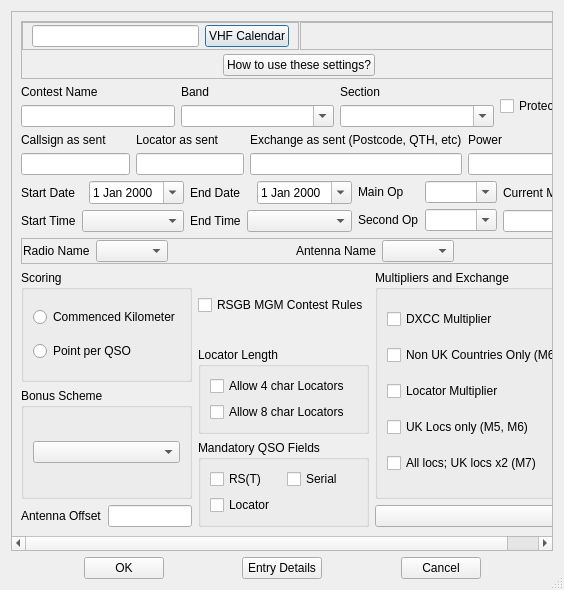
Above: mqt/MqtLogger/contestdetails.ui from Rsclub22/Minos2-Mirror before the change. Below: the same form after it.
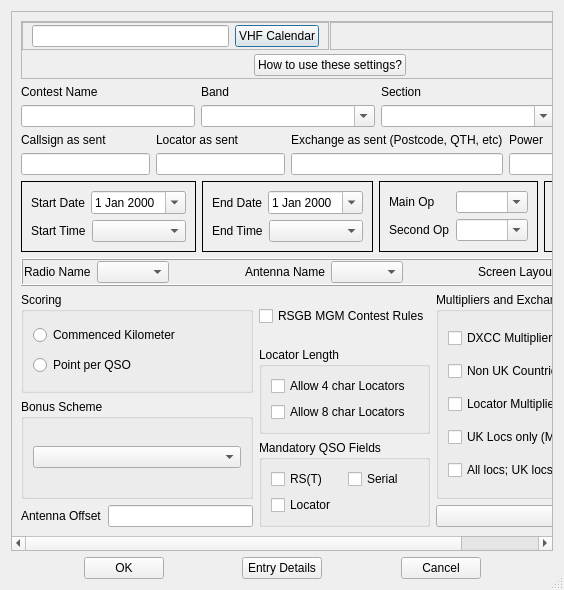
That is the form after the change. Custom widgets are drawn as their Qt base class.

Patch:
```diff
--- a/mqt/MqtLogger/contestdetails.ui
+++ b/mqt/MqtLogger/contestdetails.ui
@@ -395,6 +395,10 @@
        <item>
         <layout class="QHBoxLayout" name="horizontalLayout_18">
          <item>
+          <widget class="QFrame" name="startdateFrame">
+           <property name="frameShape">
+            <enum>QFrame::Box</enum>
+           </property>
           <layout class="QVBoxLayout" name="verticalLayout_9">
            <item>
             <layout class="QHBoxLayout" name="horizontalLayout_9">
@@ -443,8 +447,13 @@
             </layout>
            </item>
           </layout>
+          </widget>
          </item>
          <item>
+          <widget class="QFrame" name="enddateFrame">
+           <property name="frameShape">
+            <enum>QFrame::Box</enum>
+           </property>
           <layout class="QVBoxLayout" name="verticalLayout_10">
            <item>
             <layout class="QHBoxLayout" name="horizontalLayout_16">
@@ -493,8 +502,13 @@
             </layout>
            </item>
           </layout>
+          </widget>
          </item>
          <item>
+          <widget class="QFrame" name="opFrame">
+           <property name="frameShape">
+            <enum>QFrame::Box</enum>
+           </property>
           <layout class="QVBoxLayout" name="verticalLayout_12">
            <item>
             <layout class="QHBoxLayout" name="horizontalLayout_19">
@@ -539,8 +553,13 @@
             </layout>
            </item>
           </layout>
+          </widget>
          </item>
          <item>
+          <widget class="QFrame" name="modeFrame">
+           <property name="frameShape">
+            <enum>QFrame::Box</enum>
+           </property>
           <layout class="QVBoxLayout" name="verticalLayout_18">
            <item>
             <widget class="QLabel" name="label_14">
@@ -557,13 +576,14 @@
             </widget>
            </item>
           </layout>
+          </widget>
          </item>
         </layout>
        </item>
        <item>
         <widget class="QFrame" name="frame_3">
          <property name="frameShape">
-          <enum>QFrame::StyledPanel</enum>
+          <enum>QFrame::Box</enum>
          </property>
          <property name="frameShadow">
           <enum>QFrame::Raised</enum>
@@ -627,6 +647,16 @@
             </property>
            </spacer>
           </item>
+          <item>
+           <widget class="QLabel" name="label_17">
+            <property name="text">
+             <string>Screen Layout</string>
+            </property>
+           </widget>
+          </item>
+          <item>
+           <widget class="QComboBox" name="screenLayoutCombo"/>
+          </item>
          </layout>
         </widget>
        </item>
@@ -639,6 +669,9 @@
              <property name="title">
               <string>Scoring</string>
              </property>
+             <property name="flat">
+              <bool>false</bool>
+             </property>
              <layout class="QVBoxLayout" name="verticalLayout_22">
               <item>
                <widget class="QRadioButton" name="commencedKRB">
```
Lines whose indentation alone changed are shown as unchanged.
